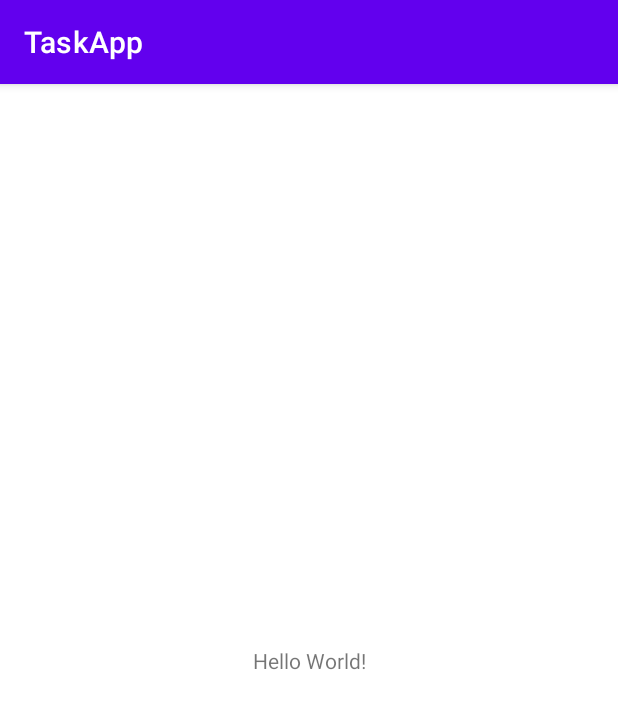
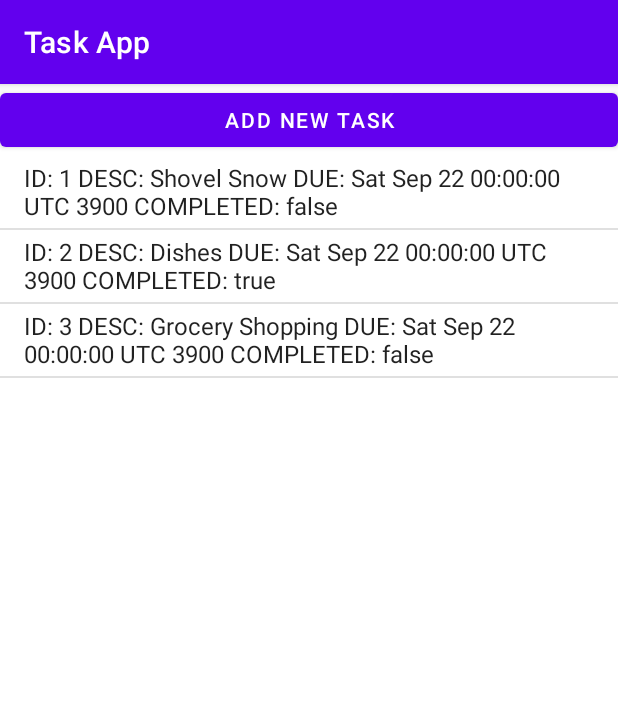
Before and after one commit to justindrodriguez/TaskApp, an Android app: the screen it shows after launch (MainActivity before the commit, TaskListActivity after it), on a phone screen of 412 x 824 dp. Shown: the top 709 px of the screen. Run offline under Robolectric (Android 15) with nearby library versions, the phone set to English and light mode, and no system bars.

Commit message:
Added task list and connected task details

```diff
--- a/app/src/main/java/com/example/taskapp/MainActivity.java
+++ b/app/src/main/java/com/example/taskapp/MainActivity.java
@@ -19,7 +19,7 @@ public class MainActivity extends AppCompatActivity {
         super.onCreate(savedInstanceState);
         setContentView(R.layout.activity_main);
 
-        TaskDataAccess tda = new TaskDataAccess();
+        TaskDataAccess tda = new TaskDataAccess(this);
         ArrayList<Task> tasks = tda.getAllTasks();
         for(Task t : tasks){
             Log.d(TAG, t.toString());
@@ -42,5 +42,7 @@ public class MainActivity extends AppCompatActivity {
             Log.d(TAG, t.toString());
         }
 
+
+
     }
 }
--- a/app/src/main/java/com/example/taskapp/TaskDataAccess.java
+++ b/app/src/main/java/com/example/taskapp/TaskDataAccess.java
@@ -1,4 +1,6 @@
 package com.example.taskapp;
+
+import android.content.Context;
 
 import com.example.taskapp.models.Task;
 
@@ -7,7 +9,13 @@ import java.util.Date;
 
 public class TaskDataAccess {
 
-    public static ArrayList<Task> allTasks = new ArrayList<Task>(){{
+    private Context context;
+
+    public TaskDataAccess(Context c){
+        this.context = c;
+    }
+
+    private static ArrayList<Task> allTasks = new ArrayList<Task>(){{
        add(new Task(1, "Shovel Snow", new Date(2000, 8, 22), false));
        add(new Task(2, "Dishes", new Date(2000, 8, 22), true));
        add(new Task(3, "Grocery Shopping", new Date(2000, 8, 22), false));
--- /dev/null
+++ b/app/src/main/java/com/example/taskapp/TaskListActivity.java
@@ -0,0 +1,63 @@
+package com.example.taskapp;
+
+import androidx.appcompat.app.AppCompatActivity;
+
+import android.content.Intent;
+import android.os.Bundle;
+import android.util.Log;
+import android.view.View;
+import android.widget.AdapterView;
+import android.widget.ArrayAdapter;
+import android.widget.Button;
+import android.widget.ListView;
+
+import com.example.taskapp.models.Task;
+
+import java.sql.Array;
+import java.util.ArrayList;
+
+public class TaskListActivity extends AppCompatActivity {
+
+    public static final String TAG = "TaskListActivity";
+    private ListView lsTasks;
+    private TaskDataAccess da;
+    private ArrayList<Task> allTasks;
+    private Button btnAddTask;
+
+    @Override
+    protected void onCreate(Bundle savedInstanceState) {
+        super.onCreate(savedInstanceState);
+        setContentView(R.layout.activity_task_list);
+
+        btnAddTask = findViewById(R.id.btnAddTask);
+        btnAddTask.setOnClickListener(new View.OnClickListener() {
+            @Override
+            public void onClick(View view) {
+                Intent i = new Intent(TaskListActivity.this,TaskDetailsActivity.class);
+                startActivity(i);
+            }
+        });
+
+        lsTasks = findViewById(R.id.lsTasks);
+        da = new TaskDataAccess(this);
+        allTasks = da.getAllTasks();
+
+        ArrayAdapter<Task> adapter = new ArrayAdapter(this, android.R.layout.simple_list_item_1, allTasks);
+        lsTasks.setAdapter(adapter);
+
+        lsTasks.setOnItemClickListener(new AdapterView.OnItemClickListener() {
+            @Override
+            public void onItemClick(AdapterView<?> adapterView, View view, int i, long l) {
+                Log.d(TAG, "Selected Index" + i);
+                Task selectedTask = allTasks.get(i);
+                Log.d(TAG, selectedTask.toString());
+                Log.d(TAG, "Selected ID: " + selectedTask.getId());
+
+                Intent intent = new Intent(TaskListActivity.this, TaskDetailsActivity.class);
+                intent.putExtra(TaskDetailsActivity.EXTRA_TASK_ID, selectedTask.getId());
+                startActivity(intent);
+            }
+        });
+
+    }
+}
--- /dev/null
+++ b/app/src/main/res/layout/activity_task_list.xml
@@ -0,0 +1,27 @@
+<?xml version="1.0" encoding="utf-8"?>
+<LinearLayout xmlns:android="http://schemas.android.com/apk/res/android"
+    xmlns:app="http://schemas.android.com/apk/res-auto"
+    xmlns:tools="http://schemas.android.com/tools"
+    android:layout_width="match_parent"
+    android:layout_height="match_parent"
+    app:layout_behavior="@string/appbar_scrolling_view_behavior"
+    tools:context=".TaskListActivity"
+    android:orientation="vertical">
+
+
+    <!-- Add a button here to Add New Task use id of btnAddTask and add the btn_add_task string resource for the text-->
+
+    <Button
+        android:id="@+id/btnAddTask"
+        android:layout_width="match_parent"
+        android:layout_height="wrap_content"
+        android:text="@string/btn_add_task" />
+
+    <ListView
+        android:id="@+id/lsTasks"
+        android:layout_width="match_parent"
+        android:layout_height="match_parent">
+
+    </ListView>
+
+</LinearLayout>
```
Also changed, not shown: app/src/main/AndroidManifest.xml (+19 -1 lines), app/src/main/java/com/example/taskapp/TaskDetailsActivity.java (added, +32 -0 lines), app/src/main/res/layout/activity_task_details.xml (added, +48 -0 lines), app/src/main/res/values/strings.xml (+7 -1 lines).
